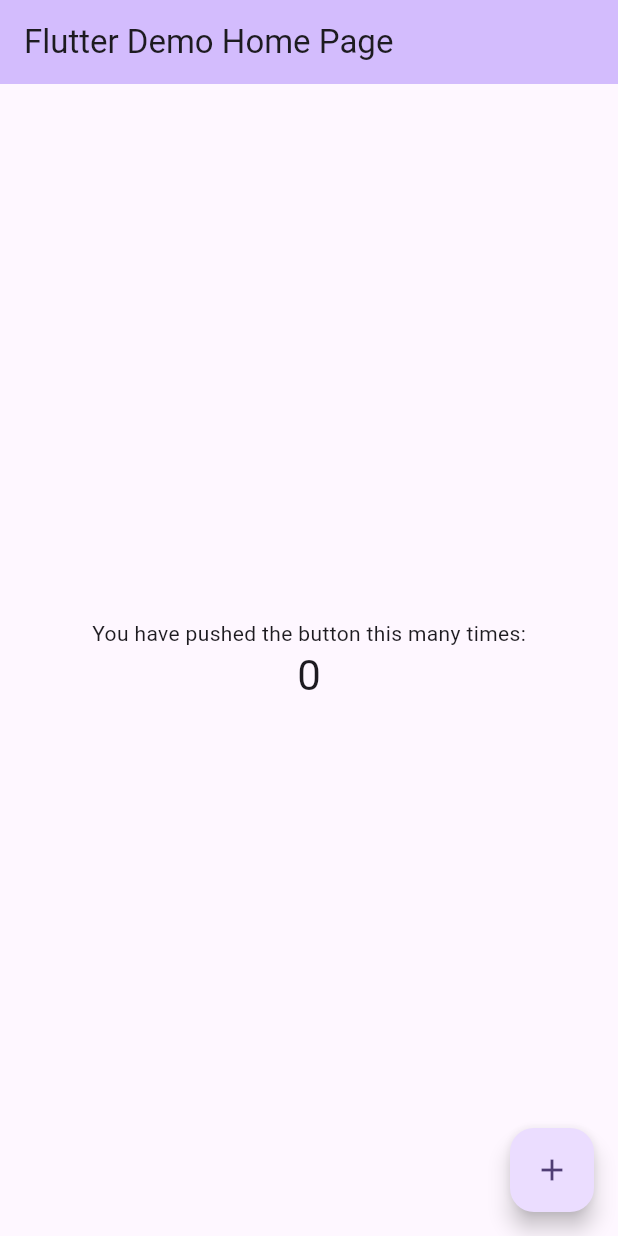
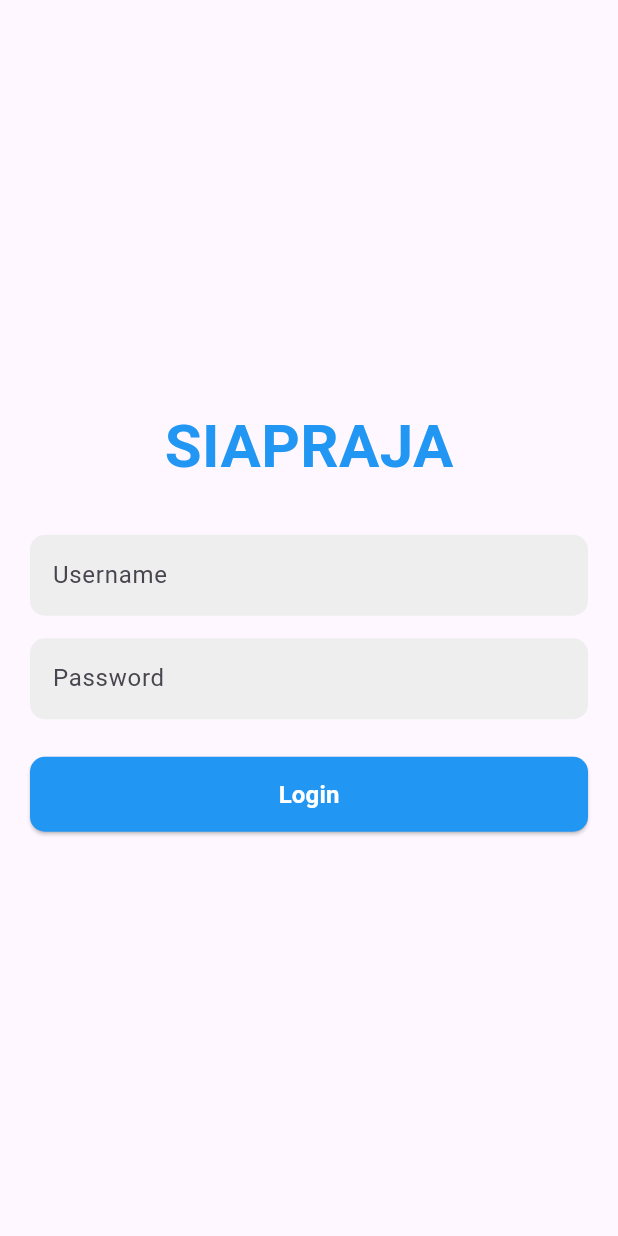
Before and after one commit to fdhill/Siapraja-Mobile, a Flutter app: the screen it shows after launch, on a phone screen of 412 x 824 dp. Run offline on Flutter 3.47's test engine with Material 3 defaults, Android fonts, the phone set to English and light mode, and no system bars; our stand-ins replace flutter_secure_storage.

Commit message:
testing login

```diff
--- /dev/null
+++ b/devtools_options.yaml
@@ -0,0 +1,3 @@
+description: This file stores settings for Dart & Flutter DevTools.
+documentation: https://docs.flutter.dev/tools/devtools/extensions#configure-extension-enablement-states
+extensions:
--- /dev/null
+++ b/lib/controller/auth_controller.dart
@@ -0,0 +1,32 @@
+import 'package:flutter/material.dart';
+import '../data/services/auth_service.dart';
+
+class AuthController extends ChangeNotifier {
+  // 1. Inisialisasi Service
+  final AuthService _authService = AuthService();
+
+  // 2. State untuk Loading
+  bool _isLoading = false;
+  bool get isLoading => _isLoading;
+
+  // 3. Fungsi Utama Login
+  Future<bool> login(String username, String password) async {
+    _isLoading = true;
+    notifyListeners(); // Mengabari UI bahwa status loading berubah jadi TRUE
+
+    try {
+      // Memanggil fungsi login di Service
+      bool isSuccess = await _authService.loginProcess(username, password);
+
+      _isLoading = false;
+      notifyListeners(); // Mengabari UI bahwa status loading kembali FALSE
+
+      return isSuccess;
+    } catch (e) {
+      _isLoading = false;
+      notifyListeners();
+      print("Error di Controller: $e");
+      return false;
+    }
+  }
+}
--- /dev/null
+++ b/lib/data/services/auth_service.dart
@@ -0,0 +1,16 @@
+// lib/data/services/auth_service.dart
+import '../../core/network/api_client.dart';
+
+class AuthService {
+  final ApiClient _apiClient = ApiClient();
+
+  Future<bool> loginProcess(String user, String pass) async {
+    // Tinggal panggil, sangat bersih!
+    final response = await _apiClient.post("/auth/login", {
+      "username": user,
+      "password": pass
+    });
+
+    return response.statusCode == 200;
+  }
+}
--- a/lib/main.dart
+++ b/lib/main.dart
@@ -1,122 +1,26 @@
 import 'package:flutter/material.dart';
+import 'package:provider/provider.dart';
+import 'controller/auth_controller.dart';
+import 'ui/pages/login.dart';
 
 void main() {
-  runApp(const MyApp());
+  runApp(
+    MultiProvider(
+      providers: [ChangeNotifierProvider(create: (_) => AuthController())],
+      child: const MyApp(),
+    ),
+  );
 }
 
 class MyApp extends StatelessWidget {
   const MyApp({super.key});
 
-  // This widget is the root of your application.
   @override
   Widget build(BuildContext context) {
     return MaterialApp(
-      title: 'Flutter Demo',
-      theme: ThemeData(
-        // This is the theme of your application.
-        //
-        // TRY THIS: Try running your application with "flutter run". You'll see
-        // the application has a purple toolbar. Then, without quitting the app,
-        // try changing the seedColor in the colorScheme below to Colors.green
-        // and then invoke "hot reload" (save your changes or press the "hot
-        // reload" button in a Flutter-supported IDE, or press "r" if you used
-        // the command line to start the app).
-        //
-        // Notice that the counter didn't reset back to zero; the application
-        // state is not lost during the reload. To reset the state, use hot
-        // restart instead.
-        //
-        // This works for code too, not just values: Most code changes can be
-        // tested with just a hot reload.
-        colorScheme: .fromSeed(seedColor: Colors.deepPurple),
-      ),
-      home: const MyHomePage(title: 'Flutter Demo Home Page'),
+      debugShowCheckedModeBanner: false,
+      title: "SIAPRAJA",
+      home: const Login(),
     );
   }
 }
-
-class MyHomePage extends StatefulWidget {
-  const MyHomePage({super.key, required this.title});
-
-  // This widget is the home page of your application. It is stateful, meaning
-  // that it has a State object (defined below) that contains fields that affect
-  // how it looks.
-
-  // This class is the configuration for the state. It holds the values (in this
-  // case the title) provided by the parent (in this case the App widget) and
-  // used by the build method of the State. Fields in a Widget subclass are
-  // always marked "final".
-
-  final String title;
-
-  @override
-  State<MyHomePage> createState() => _MyHomePageState();
-}
-
-class _MyHomePageState extends State<MyHomePage> {
-  int _counter = 0;
-
-  void _incrementCounter() {
-    setState(() {
-      // This call to setState tells the Flutter framework that something has
-      // changed in this State, which causes it to rerun the build method below
-      // so that the display can reflect the updated values. If we changed
-      // _counter without calling setState(), then the build method would not be
-      // called again, and so nothing would appear to happen.
-      _counter++;
-    });
-  }
-
-  @override
-  Widget build(BuildContext context) {
-    // This method is rerun every time setState is called, for instance as done
-    // by the _incrementCounter method above.
-    //
-    // The Flutter framework has been optimized to make rerunning build methods
-    // fast, so that you can just rebuild anything that needs updating rather
-    // than having to individually change instances of widgets.
-    return Scaffold(
-      appBar: AppBar(
-        // TRY THIS: Try changing the color here to a specific color (to
-        // Colors.amber, perhaps?) and trigger a hot reload to see the AppBar
-        // change color while the other colors stay the same.
-        backgroundColor: Theme.of(context).colorScheme.inversePrimary,
-        // Here we take the value from the MyHomePage object that was created by
-        // the App.build method, and use it to set our appbar title.
-        title: Text(widget.title),
-      ),
-      body: Center(
-        // Center is a layout widget. It takes a single child and positions it
-        // in the middle of the parent.
-        child: Column(
-          // Column is also a layout widget. It takes a list of children and
-          // arranges them vertically. By default, it sizes itself to fit its
-          // children horizontally, and tries to be as tall as its parent.
-          //
-          // Column has various properties to control how it sizes itself and
-          // how it positions its children. Here we use mainAxisAlignment to
-          // center the children vertically; the main axis here is the vertical
-          // axis because Columns are vertical (the cross axis would be
-          // horizontal).
-          //
-          // TRY THIS: Invoke "debug painting" (choose the "Toggle Debug Paint"
-          // action in the IDE, or press "p" in the console), to see the
-          // wireframe for each widget.
-          mainAxisAlignment: .center,
-          children: [
-            const Text('You have pushed the button this many times:'),
-            Text(
-              '$_counter',
-              style: Theme.of(context).textTheme.headlineMedium,
-            ),
-          ],
-        ),
-      ),
-      floatingActionButton: FloatingActionButton(
-        onPressed: _incrementCounter,
-        tooltip: 'Increment',
-        child: const Icon(Icons.add),
-      ),
-    );
-  }
-}
--- /dev/null
+++ b/lib/ui/pages/login.dart
@@ -0,0 +1,127 @@
+import 'package:flutter/material.dart';
+import 'package:provider/provider.dart';
+import '../../../controller/auth_controller.dart';
+
+class Login extends StatefulWidget {
+  const Login({super.key});
+
+  @override
+  State<Login> createState() => _LoginState();
+}
+
+class _LoginState extends State<Login> {
+  final TextEditingController usernameInput = TextEditingController();
+  final TextEditingController passwordInput = TextEditingController();
+
+  void handleLogin(AuthController authController) async {
+    print("Mencoba login untuk: ${usernameInput.text}"); // Cek di console
+
+    if (usernameInput.text.isEmpty || passwordInput.text.isEmpty) {
+      _showFeedback(message: "Username & Password kosong!", isSuccess: false);
+      return;
+    }
+
+    try {
+      bool success = await authController.login(
+        usernameInput.text,
+        passwordInput.text,
+      );
+
+      if (success) {
+        print("Login Berhasil!");
+        _showFeedback(
+          message: "Login Berhasil! Selamat datang ${usernameInput.text}",
+          isSuccess: true,
+        );
+        // Sesuai permintaan: Tidak ada navigasi (pindah halaman) di sini
+      } else {
+        print("Login Gagal: Response bukan 200");
+        _showFeedback(
+          message: "Login Gagal! Akun salah atau masalah server.",
+          isSuccess: false,
+        );
+      }
+    } catch (e) {
+      print("Error terdeteksi: $e");
+      _showFeedback(
+        message: "Terjadi kesalahan koneksi ke server.",
+        isSuccess: false,
+      );
+    }
+  }
+
+  void _showFeedback({required String message, required bool isSuccess}) {
+    ScaffoldMessenger.of(context).hideCurrentSnackBar(); // Tutup snackbar lama jika ada
+    ScaffoldMessenger.of(context).showSnackBar(
+      SnackBar(
+        content: Text(message),
+        backgroundColor: isSuccess ? Colors.green : Colors.red,
+        behavior: SnackBarBehavior.floating,
+      ),
+    );
+  }
+
+  @override
+  Widget build(BuildContext context) {
+    // Pastikan Provider sudah terpasang di main.dart
+    final authController = Provider.of<AuthController>(context);
+
+    return Scaffold(
+      body: Center(
+        child: SingleChildScrollView(
+          padding: const EdgeInsets.all(20),
+          child: Column(
+            mainAxisAlignment: MainAxisAlignment.center,
+            children: [
+              const Text(
+                "SIAPRAJA",
+                style: TextStyle(fontSize: 40, fontWeight: FontWeight.bold, color: Colors.blue),
+              ),
+              const SizedBox(height: 30),
+              _buildTextField(usernameInput, "Username", false),
+              const SizedBox(height: 15),
+              _buildTextField(passwordInput, "Password", true),
+              const SizedBox(height: 25),
+              SizedBox(
+                width: double.infinity,
+                height: 50,
+                child: ElevatedButton(
+                  onPressed: authController.isLoading
+                      ? null
+                      : () => handleLogin(authController),
+                  style: ElevatedButton.styleFrom(
+                    backgroundColor: Colors.blue,
+                    foregroundColor: Colors.white,
+                    shape: RoundedRectangleBorder(borderRadius: BorderRadius.circular(10)),
+                  ),
+                  child: authController.isLoading
+                      ? const SizedBox(
+                          height: 20,
+                          width: 20,
+                          child: CircularProgressIndicator(color: Colors.white, strokeWidth: 3),
+                        )
+                      : const Text("Login", style: TextStyle(fontSize: 16, fontWeight: FontWeight.bold)),
+                ),
+              ),
+            ],
+          ),
+        ),
+      ),
+    );
+  }
+
+  Widget _buildTextField(TextEditingController controller, String hint, bool obscure) {
+    return Container(
+      decoration: BoxDecoration(color: Colors.grey[200], borderRadius: BorderRadius.circular(10)),
+      child: TextField(
+        controller: controller,
+        obscureText: obscure,
+        decoration: InputDecoration(
+          hintText: hint,
+          border: InputBorder.none,
+          contentPadding: const EdgeInsets.all(15),
+        ),
+      ),
+    );
+  }
+}
--- a/pubspec.yaml
+++ b/pubspec.yaml
@@ -34,6 +34,9 @@ dependencies:
   # The following adds the Cupertino Icons font to your application.
   # Use with the CupertinoIcons class for iOS style icons.
   cupertino_icons: ^1.0.8
+  http: ^1.6.0
+  provider: ^6.1.5+1
+  flutter_secure_storage: ^9.0.0
 
 dev_dependencies:
   flutter_test:
```
Also changed, not shown: lib/core/network/api_client.dart (added, +43 -0 lines), lib/data/models/LoginResponse.dart (added, +15 -0 lines), pubspec.lock, 5 other files.
